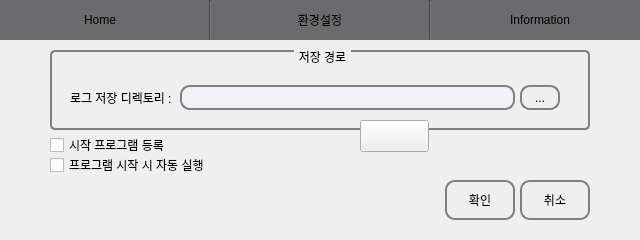
shinkw83/Qt, file FarmLogAgent/mainwindow.ui: the form before one commit.
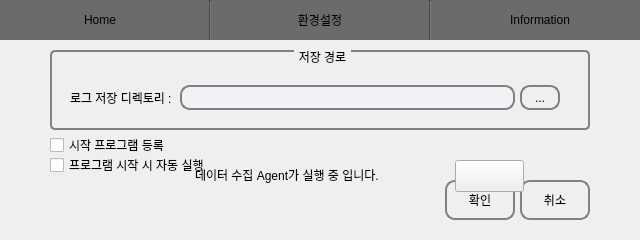
The form after the commit. Icons and pictures are not drawn.

The edit to the form file:
```diff
--- a/FarmLogAgent/mainwindow.ui
+++ b/FarmLogAgent/mainwindow.ui
@@ -98,22 +98,28 @@
     </property>
     <property name="geometry">
      <rect>
-      <x>0</x>
-      <y>40</y>
-      <width>640</width>
-      <height>173</height>
+      <x>90</x>
+      <y>72</y>
+      <width>460</width>
+      <height>137</height>
      </rect>
     </property>
+    <property name="sizePolicy">
+     <sizepolicy hsizetype="Fixed" vsizetype="Fixed">
+      <horstretch>0</horstretch>
+      <verstretch>0</verstretch>
+     </sizepolicy>
+    </property>
     <property name="minimumSize">
      <size>
-      <width>640</width>
-      <height>173</height>
+      <width>460</width>
+      <height>137</height>
      </size>
     </property>
     <property name="maximumSize">
      <size>
-      <width>640</width>
-      <height>173</height>
+      <width>460</width>
+      <height>137</height>
      </size>
     </property>
     <property name="lineWidth">
@@ -399,8 +405,8 @@
    <widget class="QPushButton" name="btn_on_off_">
     <property name="geometry">
      <rect>
-      <x>360</x>
-      <y>120</y>
+      <x>455</x>
+      <y>160</y>
       <width>69</width>
       <height>32</height>
      </rect>
@@ -476,6 +482,118 @@
      <string>프로그램 시작 시 자동 실행</string>
     </property>
    </widget>
+   <widget class="QLabel" name="lbl_run_">
+    <property name="geometry">
+     <rect>
+      <x>276</x>
+      <y>56</y>
+      <width>88</width>
+      <height>88</height>
+     </rect>
+    </property>
+    <property name="sizePolicy">
+     <sizepolicy hsizetype="Fixed" vsizetype="Fixed">
+      <horstretch>0</horstretch>
+      <verstretch>0</verstretch>
+     </sizepolicy>
+    </property>
+    <property name="minimumSize">
+     <size>
+      <width>88</width>
+      <height>88</height>
+     </size>
+    </property>
+    <property name="maximumSize">
+     <size>
+      <width>88</width>
+      <height>88</height>
+     </size>
+    </property>
+    <property name="text">
+     <string/>
+    </property>
+   </widget>
+   <widget class="QLabel" name="lbl_stop_">
+    <property name="geometry">
+     <rect>
+      <x>276</x>
+      <y>56</y>
+      <width>88</width>
+      <height>88</height>
+     </rect>
+    </property>
+    <property name="sizePolicy">
+     <sizepolicy hsizetype="Fixed" vsizetype="Fixed">
+      <horstretch>0</horstretch>
+      <verstretch>0</verstretch>
+     </sizepolicy>
+    </property>
+    <property name="minimumSize">
+     <size>
+      <width>88</width>
+      <height>88</height>
+     </size>
+    </property>
+    <property name="maximumSize">
+     <size>
+      <width>88</width>
+      <height>88</height>
+     </size>
+    </property>
+    <property name="text">
+     <string/>
+    </property>
+   </widget>
+   <widget class="QLabel" name="lbl_text_">
+    <property name="geometry">
+     <rect>
+      <x>195</x>
+      <y>160</y>
+      <width>250</width>
+      <height>30</height>
+     </rect>
+    </property>
+    <property name="sizePolicy">
+     <sizepolicy hsizetype="Fixed" vsizetype="Fixed">
+      <horstretch>0</horstretch>
+      <verstretch>0</verstretch>
+     </sizepolicy>
+    </property>
+    <property name="minimumSize">
+     <size>
+      <width>250</width>
+      <height>30</height>
+     </size>
+    </property>
+    <property name="maximumSize">
+     <size>
+      <width>250</width>
+      <height>30</height>
+     </size>
+    </property>
+    <property name="text">
+     <string>데이터 수집 Agent가 실행 중 입니다.</string>
+    </property>
+   </widget>
+   <widget class="QLabel" name="lbl_current_">
+    <property name="geometry">
+     <rect>
+      <x>210</x>
+      <y>200</y>
+      <width>250</width>
+      <height>20</height>
+     </rect>
+    </property>
+    <property name="sizePolicy">
+     <sizepolicy hsizetype="Fixed" vsizetype="Fixed">
+      <horstretch>0</horstretch>
+      <verstretch>0</verstretch>
+     </sizepolicy>
+    </property>
+    <property name="text">
+     <string/>
+    </property>
+   </widget>
   </widget>
  </widget>
  <resources>
```
Left out of the diff: 4 changed lines with no effect on the pictures.
